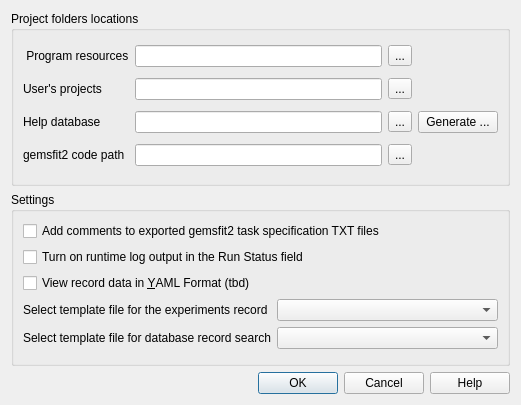
This is gfshell2/dialogs/PreferencesDialog.ui in gemshub/gemsfits as Qt 5 draws it before an edit. The edited form follows.
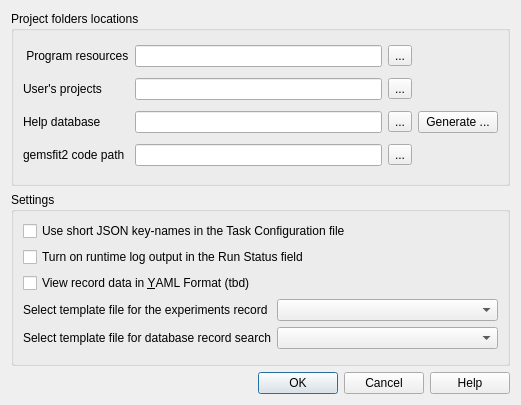
This is the edited form. Icons and pictures are not drawn.

Commit message: Added Changes for the new generation of Task input file. Now the task input file is in full JSON format. When generated all parameters that can be optimized are written as S type. The user still has to add details if he uses R, L parameters or nested function.

What changed in the file:
```diff
--- a/gfshell2/dialogs/PreferencesDialog.ui
+++ b/gfshell2/dialogs/PreferencesDialog.ui
@@ -111,7 +111,7 @@
       <item row="0" column="0" colspan="2">
        <widget class="QCheckBox" name="commentsBox">
         <property name="text">
-         <string>Add comments to exported gemsfit2 task specification TXT files</string>
+         <string>Use short JSON key-names in the Task Configuration file</string>
         </property>
        </widget>
       </item>
```
The commit also changes 22 other files.
